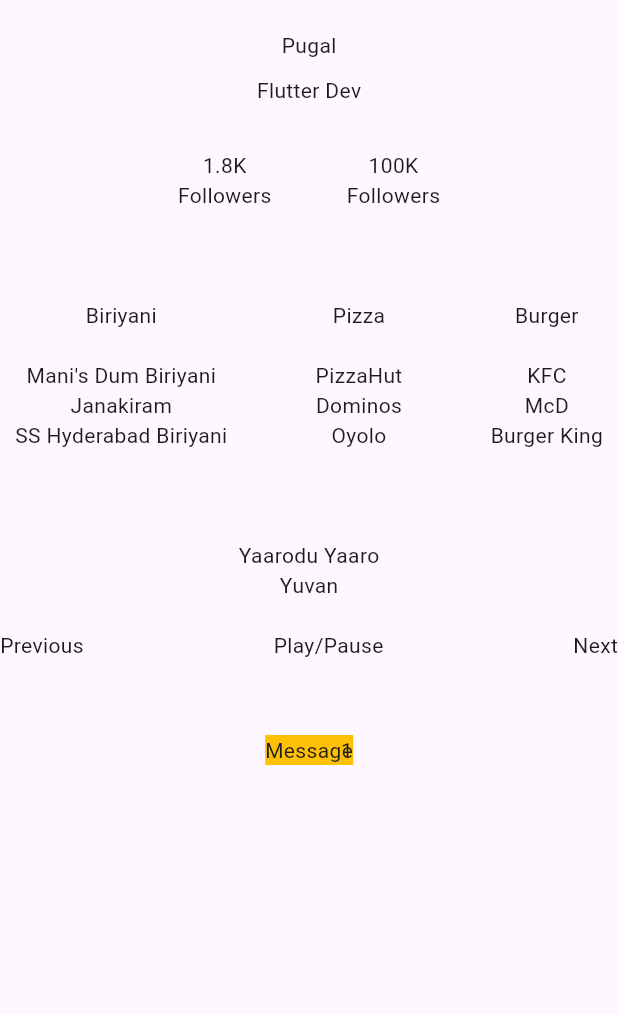
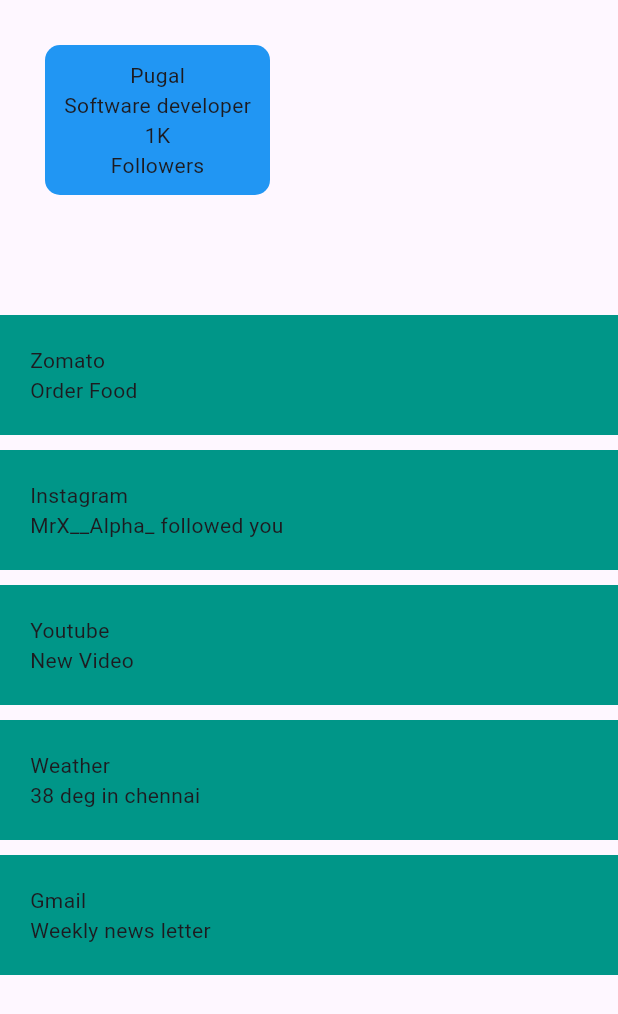
Before and after one commit to pugal6/flutter-tasks, a Flutter app: the screen it shows after launch, on a phone screen of 412 x 824 dp. Shown: the top 1014 px of the screen. Run offline on Flutter 3.47's test engine with Material 3 defaults, Android fonts, the phone set to English and light mode, and no system bars.

Commit message:
Added practice tasks of Module 2 - lesson 2

```diff
--- a/module1/lib/main.dart
+++ b/module1/lib/main.dart
@@ -1,6 +1,7 @@
 import 'package:flutter/material.dart';
+import 'package:module1/tasks/container_widget.dart';
 import 'package:module1/tasks/layout_widgets_task.dart';
 
 void main() {
-  runApp(MyApp());
+  runApp(ContainerWidget());
 }
--- /dev/null
+++ b/module1/lib/tasks/container_widget.dart
@@ -0,0 +1,161 @@
+import 'package:flutter/material.dart';
+
+class ContainerWidget extends StatelessWidget{
+
+  const ContainerWidget({super.key});
+  @override
+  Widget build(BuildContext context) {
+      return MaterialApp(
+        home: Scaffold(
+          body: SingleChildScrollView(
+            child: Column(
+              crossAxisAlignment: CrossAxisAlignment.start,
+              children: [
+                Container(
+                  margin: EdgeInsets.all(30),
+                  padding: EdgeInsets.all(10),
+                  height: 100,
+                  width: 150,
+                  decoration: BoxDecoration(
+                    color: Colors.blue,
+                    borderRadius: BorderRadius.circular(10)
+
+                  ),
+                  child: Column(
+                    children: [
+
+                      Text("Pugal"),
+
+                      Text("Software developer"),
+
+                      Text("1K"),
+                      Text("Followers")
+
+                    ],
+                  ),
+                ),
+
+
+                SizedBox(height: 50,),
+
+                Container(
+                  width: 900,
+                  height: 80,
+                  padding: EdgeInsets.all(20),
+                  decoration: BoxDecoration(
+                    color: Colors.teal
+                  ),
+                  child: Column(
+                    crossAxisAlignment: CrossAxisAlignment.start,
+                    children: [
+                      Text("Zomato"),
+                      Text("Order Food"),
+
+
+                    ],
+                  ),
+
+
+                ),
+
+                SizedBox(height: 10,),
+
+                Container(
+                  width: 900,
+                  height: 80,
+                  padding: EdgeInsets.all(20),
+                  decoration: BoxDecoration(
+                    color: Colors.teal
+                  ),
+                  child: Column(
+                    crossAxisAlignment: CrossAxisAlignment.start,
+                    children: [
+                      Text("Instagram"),
+                      Text("MrX__Alpha_ followed you"),
+
+
+                    ],
+                  ),
+
+
+                ),
+
+                SizedBox(height: 10,),
+
+
+
+                Container(
+                  width: 900,
+                  height: 80,
+                  padding: EdgeInsets.all(20),
+                  decoration: BoxDecoration(
+                    color: Colors.teal
+                  ),
+                  child: Column(
+                    crossAxisAlignment: CrossAxisAlignment.start,
+                    children: [
+                      Text("Youtube"),
+                      Text("New Video"),
+
+
+                    ],
+                  ),
+
+
+                ),
+
+                SizedBox(height: 10,),
+
+
+
+                Container(
+                  width: 900,
+                  height: 80,
+                  padding: EdgeInsets.all(20),
+                  decoration: BoxDecoration(
+                    color: Colors.teal
+                  ),
+                  child: Column(
+                    crossAxisAlignment: CrossAxisAlignment.start,
+                    children: [
+                      Text("Weather"),
+                      Text("38 deg in chennai"),
+
+
+                    ],
+                  ),
+
+
+                ),
+
+                SizedBox(height: 10,),
+
+
+
+                 Container(
+                  width: 900,
+                  height: 80,
+                  padding: EdgeInsets.all(20),
+                  decoration: BoxDecoration(
+                    color: Colors.teal
+                  ),
+                  child: Column(
+                    crossAxisAlignment: CrossAxisAlignment.start,
+                    children: [
+                      Text("Gmail"),
+                      Text("Weekly news letter"),
+
+
+                    ],
+                  ),
+
+
+                ),
+              ],
+            ),
+          ),
+        ),
+      );
+  }
+
+}
```
